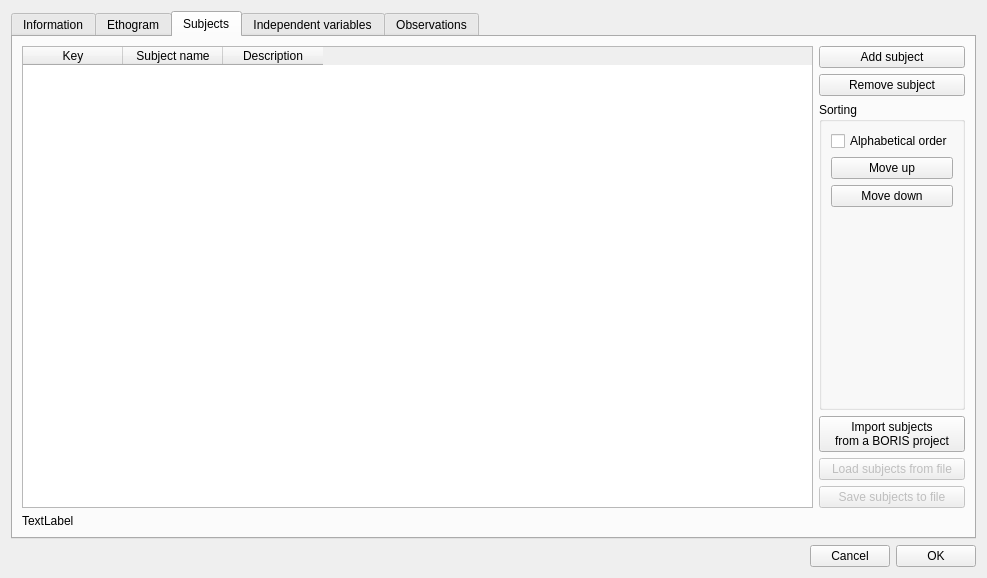
Qt form project.ui (olivierfriard/BORIS) before a commit.
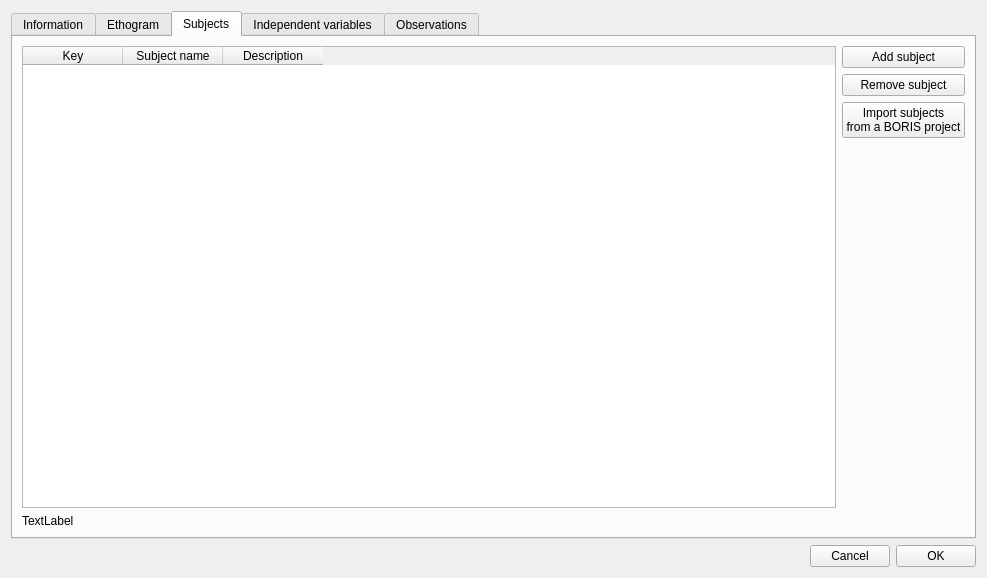
The same form after that commit. The open tabs and pages were chosen to show the change.

Diff of the .ui file:
```diff
--- a/project.ui
+++ b/project.ui
@@ -315,7 +315,7 @@
                 <enum>QAbstractItemView::SelectRows</enum>
                </property>
                <property name="sortingEnabled">
-                <bool>false</bool>
+                <bool>true</bool>
                </property>
                <column>
                 <property name="text">
@@ -350,67 +350,6 @@
                  </property>
                 </widget>
                </item>
-               <item>
-                <widget class="QGroupBox" name="gbSorting">
-                 <property name="title">
-                  <string>Sorting</string>
-                 </property>
-                 <layout class="QVBoxLayout" name="verticalLayout_4">
-                  <item>
-                   <layout class="QVBoxLayout" name="verticalLayout_3">
-                    <item>
-                     <widget class="QCheckBox" name="cbAlphabeticalOrder">
-                      <property name="text">
-                       <string>Alphabetical order</string>
-                      </property>
-                     </widget>
-                    </item>
-                    <item>
-                     <widget class="QPushButton" name="pbUp">
-                      <property name="text">
-                       <string>Move up</string>
-                      </property>
-                     </widget>
-                    </item>
-                    <item>
-                     <widget class="QPushButton" name="pbDown">
-                      <property name="text">
-                       <string>Move down</string>
-                      </property>
-                     </widget>
-                    </item>
-                    <item>
-                     <spacer name="verticalSpacer_2">
-                      <property name="orientation">
-                       <enum>Qt::Vertical</enum>
-                      </property>
-                      <property name="sizeHint" stdset="0">
-                       <size>
-                        <width>20</width>
-                        <height>40</height>
-                       </size>
-                      </property>
-                     </spacer>
-                    </item>
-                   </layout>
-                  </item>
-                  <item>
-                   <spacer name="verticalSpacer_4">
-                    <property name="orientation">
-                     <enum>Qt::Vertical</enum>
-                    </property>
-                    <property name="sizeHint" stdset="0">
-                     <size>
-                      <width>20</width>
-                      <height>40</height>
-                     </size>
-                    </property>
-                   </spacer>
-                  </item>
-                 </layout>
-                 <zorder>verticalSpacer_4</zorder>
-                </widget>
-               </item>
                <item>
                 <widget class="QPushButton" name="pbImportSubjectsFromProject">
                  <property name="text">
@@ -420,24 +359,17 @@
                 </widget>
                </item>
                <item>
-                <widget class="QPushButton" name="pbLoadSubjects">
-                 <property name="enabled">
-                  <bool>false</bool>
+                <spacer name="verticalSpacer_2">
+                 <property name="orientation">
+                  <enum>Qt::Vertical</enum>
                  </property>
-                 <property name="text">
-                  <string>Load subjects from file</string>
+                 <property name="sizeHint" stdset="0">
+                  <size>
+                   <width>20</width>
+                   <height>40</height>
+                  </size>
                  </property>
-                </widget>
-               </item>
-               <item>
-                <widget class="QPushButton" name="pbSaveSubjects">
-                 <property name="enabled">
-                  <bool>false</bool>
-                 </property>
-                 <property name="text">
-                  <string>Save subjects to file</string>
-                 </property>
-                </widget>
+                </spacer>
                </item>
               </layout>
              </item>
```
Left out of the diff: 135 changed lines with no effect on the pictures.
